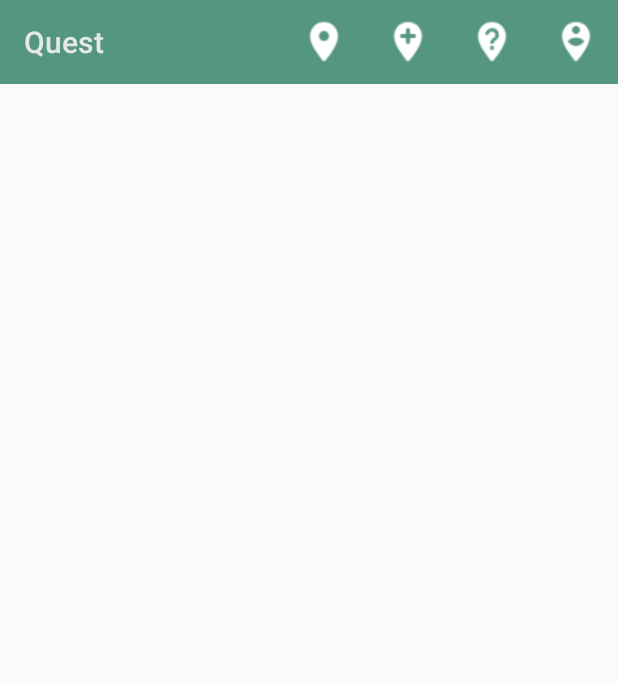
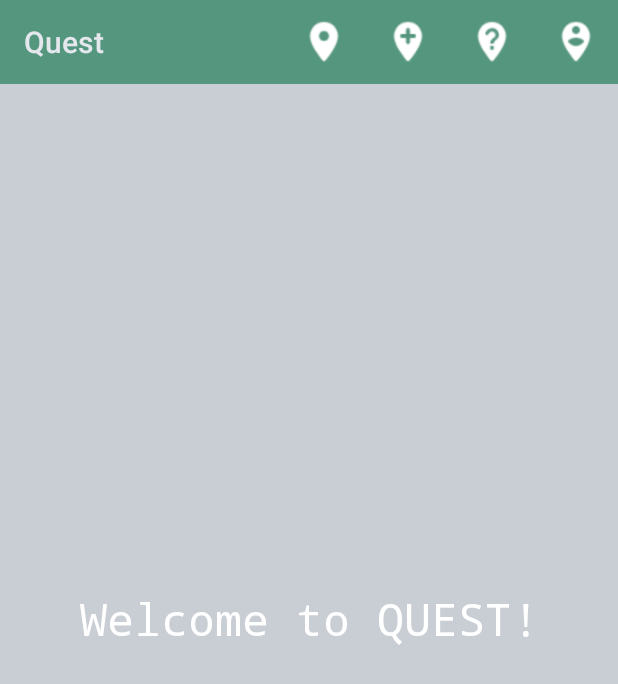
Before and after one commit to Veronicka98/Quest, an Android app: the screen it shows after launch (HomeActivity), on a phone screen of 412 x 824 dp. Shown: the top 684 px of the screen. Run offline under Robolectric (Android 15) with nearby library versions, the phone set to English and light mode, and no system bars; 2 statements that could not run were skipped.

Commit message:
Change background, add date visited Quests in list

```diff
--- a/app/src/main/java/org/wit/quest/adaptors/QuestAdaptor.kt
+++ b/app/src/main/java/org/wit/quest/adaptors/QuestAdaptor.kt
@@ -33,7 +33,8 @@ class QuestAdaptor constructor(private var quests: List<QuestModel>,
     fun bind(quest: QuestModel,  listener : QuestListener) {
       itemView.questName.text = quest.name
       itemView.questTownland.text = quest.townland
-      itemView.questDate.text = quest.date
+      if (quest.date != "")
+        itemView.questDate.text = "Visited on " + quest.date
       itemView.imageIcon.setImageBitmap(readImageFromPath(itemView.context, quest.image))
 
       itemView.setOnClickListener { listener.onQuestClick(quest) }
--- a/app/src/main/res/layout/activity_home.xml
+++ b/app/src/main/res/layout/activity_home.xml
@@ -5,7 +5,7 @@
         xmlns:app="http://schemas.android.com/apk/res-auto"
         android:layout_width="match_parent"
         android:layout_height="match_parent"
-        tools:context=".activities.HomeActivity">
+        tools:context=".activities.HomeActivity" android:background="@color/colorPrimaryDarkMoreTransparent">
 
     <android.support.design.widget.AppBarLayout
             android:layout_width="match_parent"
@@ -24,5 +24,14 @@
         />
 
     </android.support.design.widget.AppBarLayout>
+    <TextView
+            android:text="Welcome to QUEST!"
+            android:layout_width="wrap_content"
+            android:layout_height="wrap_content"
+            android:id="@+id/textView" app:layout_constraintStart_toStartOf="parent" android:layout_marginStart="8dp"
+            app:layout_constraintEnd_toEndOf="parent" android:layout_marginEnd="8dp"
+            app:layout_constraintTop_toTopOf="parent" android:layout_marginTop="8dp"
+            app:layout_constraintBottom_toBottomOf="parent" android:layout_marginBottom="8dp" android:textSize="30sp"
+            android:fontFamily="monospace" android:textColor="@android:color/white"/>
 
 </android.support.constraint.ConstraintLayout>
--- a/app/src/main/res/layout/activity_list.xml
+++ b/app/src/main/res/layout/activity_list.xml
@@ -5,7 +5,7 @@
         xmlns:app="http://schemas.android.com/apk/res-auto"
         android:layout_width="match_parent"
         android:layout_height="match_parent"
-        tools:context=".activities.ListActivity">
+        tools:context=".activities.ListActivity" android:background="@color/colorPrimaryDarkMoreTransparent">
 
     <RelativeLayout
             android:layout_width="match_parent"
--- a/app/src/main/res/layout/activity_quest.xml
+++ b/app/src/main/res/layout/activity_quest.xml
@@ -5,7 +5,7 @@
         xmlns:app="http://schemas.android.com/apk/res-auto"
         android:layout_width="match_parent"
         android:layout_height="match_parent"
-        tools:context=".activities.QuestActivity">
+        tools:context=".activities.QuestActivity" android:background="@color/colorPrimaryDarkMoreTransparent">
 
 
     <RelativeLayout
--- a/app/src/main/res/layout/activity_settings.xml
+++ b/app/src/main/res/layout/activity_settings.xml
@@ -5,7 +5,7 @@
         xmlns:app="http://schemas.android.com/apk/res-auto"
         android:layout_width="match_parent"
         android:layout_height="match_parent"
-        tools:context=".activities.SettingsActivity">
+        tools:context=".activities.SettingsActivity" android:background="@color/colorPrimaryDarkMoreTransparent">
 
     <android.support.design.widget.AppBarLayout
             android:layout_width="match_parent"
--- a/app/src/main/res/values/colors.xml
+++ b/app/src/main/res/values/colors.xml
@@ -3,7 +3,9 @@
     <color name="colorPrimary">#e4e7ec</color>
     <color name="colorPrimaryDark">#263959</color>
     <color name="colorPrimaryDarkTransparent">#b6263959</color>
+    <color name="colorPrimaryDarkMoreTransparent">#3a263959</color>
     <color name="colorSecondaryDark">#6d819c</color>
     <color name="colorAccent">#55967e</color>
+    <color name="colorAccentTransparent">#1155967e</color>
     <color name="colorWhite">#ffffff</color>
 </resources>
```
Also changed, not shown: app/src/main/res/layout/card_quest.xml (+5 -6 lines). Lines whose indentation alone changed are shown as unchanged.
